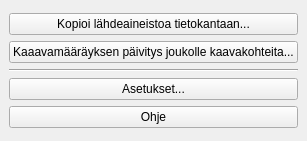
First picture: the form in yleiskaava_dockwidget_base.ui, repository ernoma/yleiskaava, before the edit.
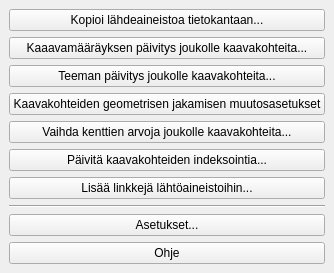
Second picture: the form after the edit.

What changed in the file:
```diff
--- a/yleiskaava_dockwidget_base.ui
+++ b/yleiskaava_dockwidget_base.ui
@@ -7,7 +7,7 @@
     <x>0</x>
     <y>0</y>
     <width>232</width>
-    <height>141</height>
+    <height>222</height>
    </rect>
   </property>
   <property name="windowTitle">
@@ -31,6 +31,41 @@
         </property>
        </widget>
       </item>
+      <item>
+       <widget class="QPushButton" name="pushButtonUpdateThemeForGroup">
+        <property name="text">
+         <string>Teeman päivitys joukolle kaavakohteita...</string>
+        </property>
+       </widget>
+      </item>
+      <item>
+       <widget class="QPushButton" name="pushButtonOpenGeometryEditSettings">
+        <property name="text">
+         <string>Kaavakohteiden geometrisen jakamisen muutosasetukset</string>
+        </property>
+       </widget>
+      </item>
+      <item>
+       <widget class="QPushButton" name="pushButtonChangeFieldValuesForGroup">
+        <property name="text">
+         <string>Vaihda kenttien arvoja joukolle kaavakohteita...</string>
+        </property>
+       </widget>
+      </item>
+      <item>
+       <widget class="QPushButton" name="pushButtonUpdateIndexingForLayer">
+        <property name="text">
+         <string>Päivitä kaavakohteiden indeksointia...</string>
+        </property>
+       </widget>
+      </item>
+      <item>
+       <widget class="QPushButton" name="pushButtonAddSourceDataLinks">
+        <property name="text">
+         <string>Lisää linkkejä lähtöaineistoihin...</string>
+        </property>
+       </widget>
+      </item>
       <item>
        <widget class="Line" name="line">
         <property name="orientation">
```
